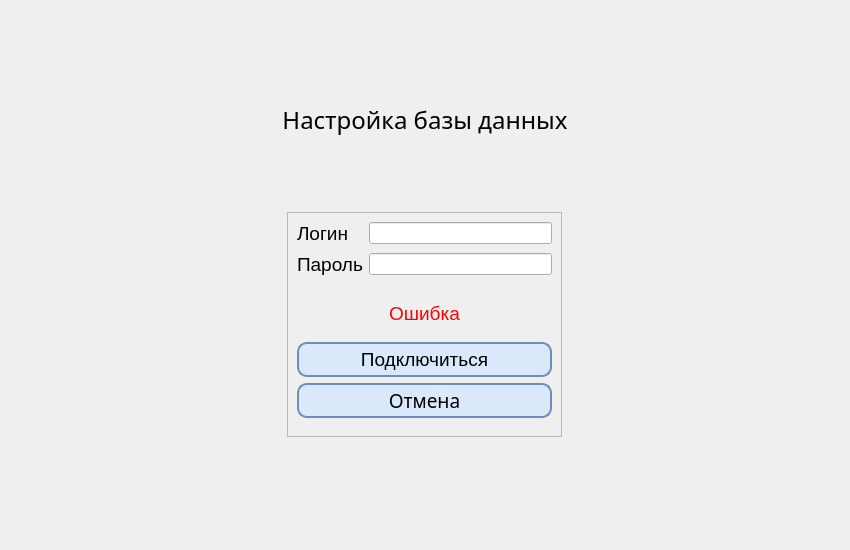
Old version of the form DialogWindows/UI/DataBaseUserSettings.ui in the repository G3RKA/EFS-Energy-Forecasting-System.
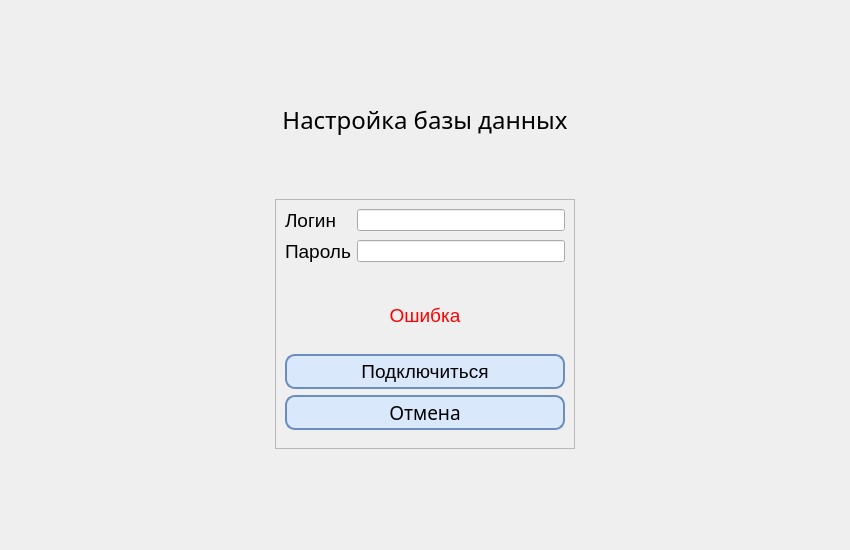
New version of the form. Icons and pictures are not drawn. Custom widgets are drawn as their Qt base class.

Commit message: [ADD] DataBase Connection Menu completed

```diff
--- a/DialogWindows/UI/DataBaseUserSettings.ui
+++ b/DialogWindows/UI/DataBaseUserSettings.ui
@@ -110,8 +110,8 @@
     <widget class="QFrame" name="SettingLayout">
      <property name="minimumSize">
       <size>
-       <width>275</width>
-       <height>225</height>
+       <width>300</width>
+       <height>250</height>
       </size>
      </property>
      <property name="maximumSize">
@@ -178,10 +178,16 @@
       </item>
       <item>
        <widget class="QLabel" name="ErrorLabel">
+        <property name="minimumSize">
+         <size>
+          <width>0</width>
+          <height>45</height>
+         </size>
+        </property>
         <property name="maximumSize">
          <size>
           <width>16777215</width>
-          <height>45</height>
+          <height>90</height>
          </size>
         </property>
         <property name="palette">
```
The commit also changes 6 other files.
